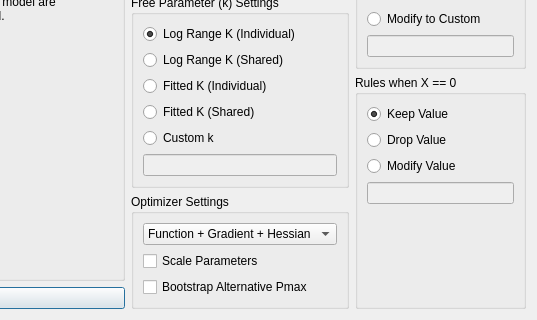
Before: the Qt Designer form demandsettingsdialog.ui in miyamot0/DemandCalculatorQT, drawn with Qt 5; both pictures show x 281 to 818 and y 285 to 605 of the 818 by 605 pixel window.
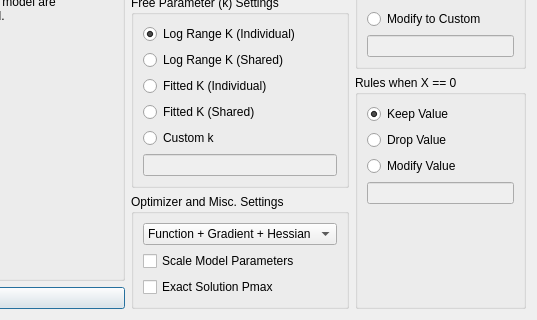
After: the same form once the commit is applied.

The edit to the form file:
```diff
--- a/demandsettingsdialog.ui
+++ b/demandsettingsdialog.ui
@@ -7,7 +7,7 @@
     <x>0</x>
     <y>0</y>
     <width>818</width>
-    <height>583</height>
+    <height>600</height>
    </rect>
   </property>
   <property name="windowTitle">
@@ -340,7 +340,7 @@
          <item>
           <widget class="QGroupBox" name="groupBoxSettings">
            <property name="title">
-            <string>Optimizer Settings</string>
+            <string>Optimizer and Misc. Settings</string>
            </property>
            <layout class="QVBoxLayout" name="verticalLayout_10">
             <item>
@@ -371,14 +371,14 @@
                <string>Scaling parameters may assist with fitting when parameters are wildly different (i.e., Q0 is 100,000 while alpha is 0.001). Default is off.</string>
               </property>
               <property name="text">
-               <string>Scale Parameters</string>
+               <string>Scale Model Parameters</string>
               </property>
              </widget>
             </item>
             <item>
              <widget class="QCheckBox" name="checkBoxAlternativePmax">
               <property name="text">
-               <string>Bootstrap Alternative Pmax</string>
+               <string>Exact Solution Pmax</string>
               </property>
              </widget>
             </item>
```
Left out of the diff: 3 changed lines with no effect on the pictures.
